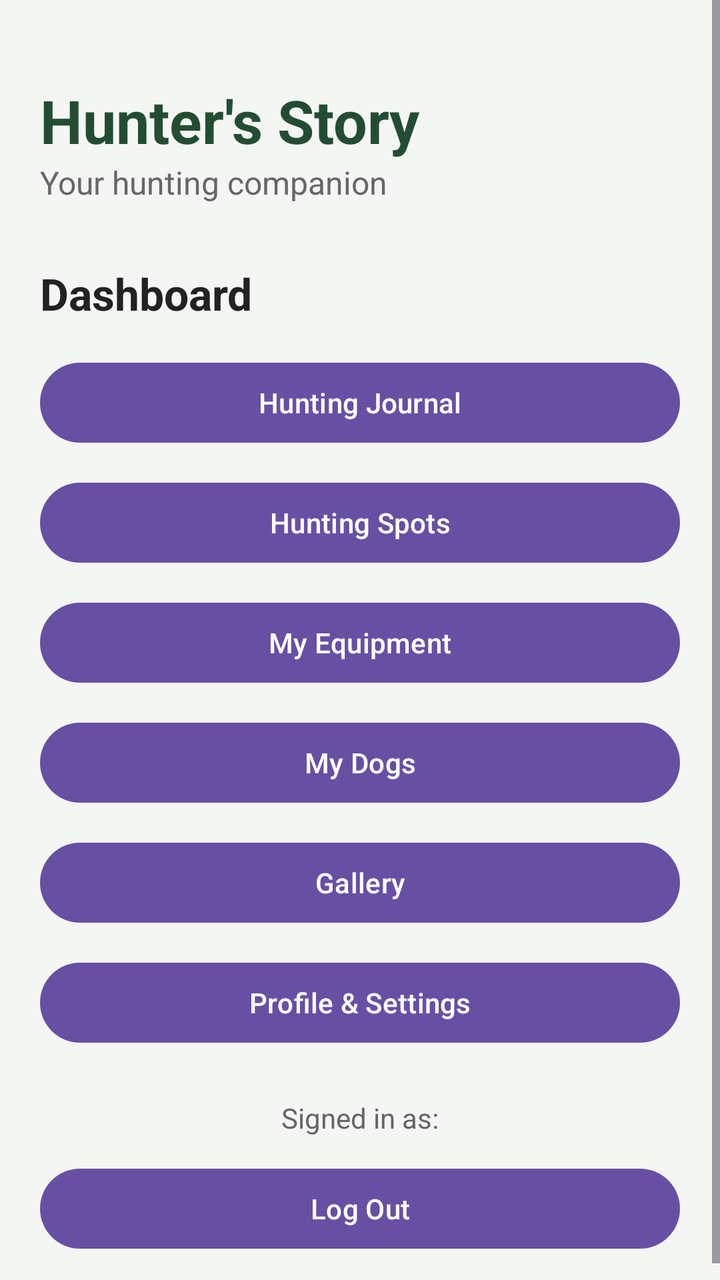
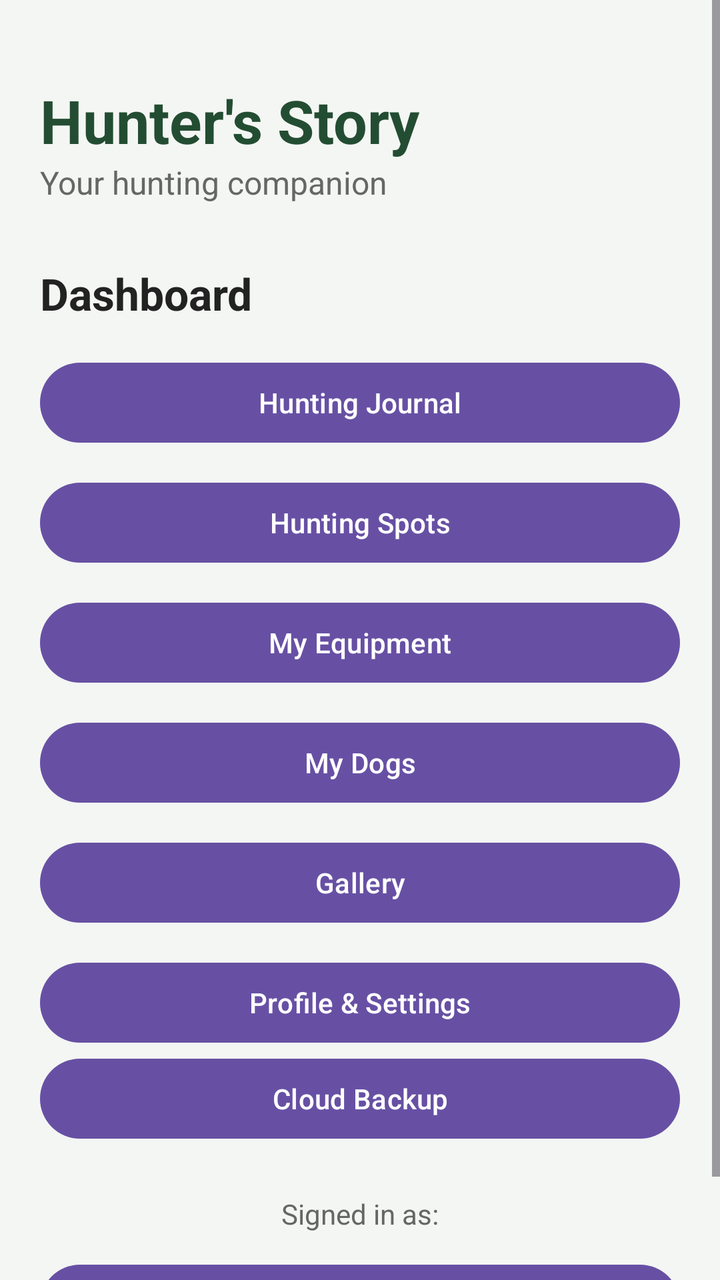

Compare the two renders of this Android layout. The source of the first and the diff that turns it into the second are given below.
<!-- AndroidManifest.xml: application theme Theme.HuntersStory -->
<!-- res/layout/activity_main.xml -->
<?xml version="1.0" encoding="utf-8"?>
<ScrollView

    xmlns:android="http://schemas.android.com/apk/res/android"
    android:id="@+id/main"
    android:layout_width="match_parent"
    android:layout_height="match_parent"
    android:fillViewport="true"
    android:background="#F4F6F3">

    <LinearLayout
        android:layout_width="match_parent"
        android:layout_height="wrap_content"
        android:orientation="vertical"
        android:padding="20dp">

        <TextView
            android:layout_width="match_parent"
            android:layout_height="wrap_content"
            android:text="Hunter's Story"
            android:textColor="#234D32"
            android:textSize="30sp"
            android:textStyle="bold"
            android:layout_marginTop="20dp"/>

        <TextView
            android:layout_width="match_parent"
            android:layout_height="wrap_content"
            android:text="Your hunting companion"
            android:textColor="#666666"
            android:textSize="16sp"
            android:layout_marginBottom="30dp"/>

        <TextView
            android:layout_width="match_parent"
            android:layout_height="wrap_content"
            android:text="Dashboard"
            android:textColor="#222222"
            android:textSize="22sp"
            android:textStyle="bold"
            android:layout_marginBottom="16dp"/>

        <Button
            android:id="@+id/btnJournal"
            android:layout_width="match_parent"
            android:layout_height="wrap_content"
            android:text="Hunting Journal"/>

        <Button
            android:id="@+id/btnSpots"
            android:layout_width="match_parent"
            android:layout_height="wrap_content"
            android:text="Hunting Spots"
            android:layout_marginTop="12dp"/>

        <Button
            android:id="@+id/btnEquipment"
            android:layout_width="match_parent"
            android:layout_height="wrap_content"
            android:text="My Equipment"
            android:layout_marginTop="12dp"/>

        <Button
            android:id="@+id/btnDogs"
            android:layout_width="match_parent"
            android:layout_height="wrap_content"
            android:text="My Dogs"
            android:layout_marginTop="12dp"/>

        <Button
            android:id="@+id/btnGallery"
            android:layout_width="match_parent"
            android:layout_height="wrap_content"
            android:text="Gallery"
            android:layout_marginTop="12dp"/>

        <Button
            android:id="@+id/btnProfile"
            android:layout_width="match_parent"
            android:layout_height="wrap_content"
            android:text="Profile &amp; Settings"
            android:layout_marginTop="12dp"/>
        <TextView
            android:id="@+id/tvUserEmail"
            android:layout_width="match_parent"
            android:layout_height="wrap_content"
            android:text="Signed in as:"
            android:textColor="#666666"
            android:textSize="14sp"
            android:gravity="center"
            android:layout_marginTop="24dp" />

        <Button
            android:id="@+id/btnLogout"
            android:layout_width="match_parent"
            android:layout_height="wrap_content"
            android:text="Log Out"
            android:layout_marginTop="12dp" />

    </LinearLayout>
</ScrollView
    >
<!-- resources referenced by this layout -->
<resources>
  <style name="Theme.HuntersStory" parent="Base.Theme.HuntersStory" />
  <style name="Base.Theme.HuntersStory" parent="Theme.Material3.DayNight.NoActionBar">
          
          
      </style>
</resources>

<!-- the commit's change to res/layout/activity_main.xml (unified diff, before → after) -->
@@ -80,6 +80,12 @@
             android:layout_height="wrap_content"
             android:text="Profile &amp; Settings"
             android:layout_marginTop="12dp"/>
+        <Button
+            android:id="@+id/btnCloudSync"
+            android:layout_width="match_parent"
+            android:layout_height="wrap_content"
+            android:text="Cloud Backup" />
+
         <TextView
             android:id="@+id/tvUserEmail"
             android:layout_width="match_parent"
